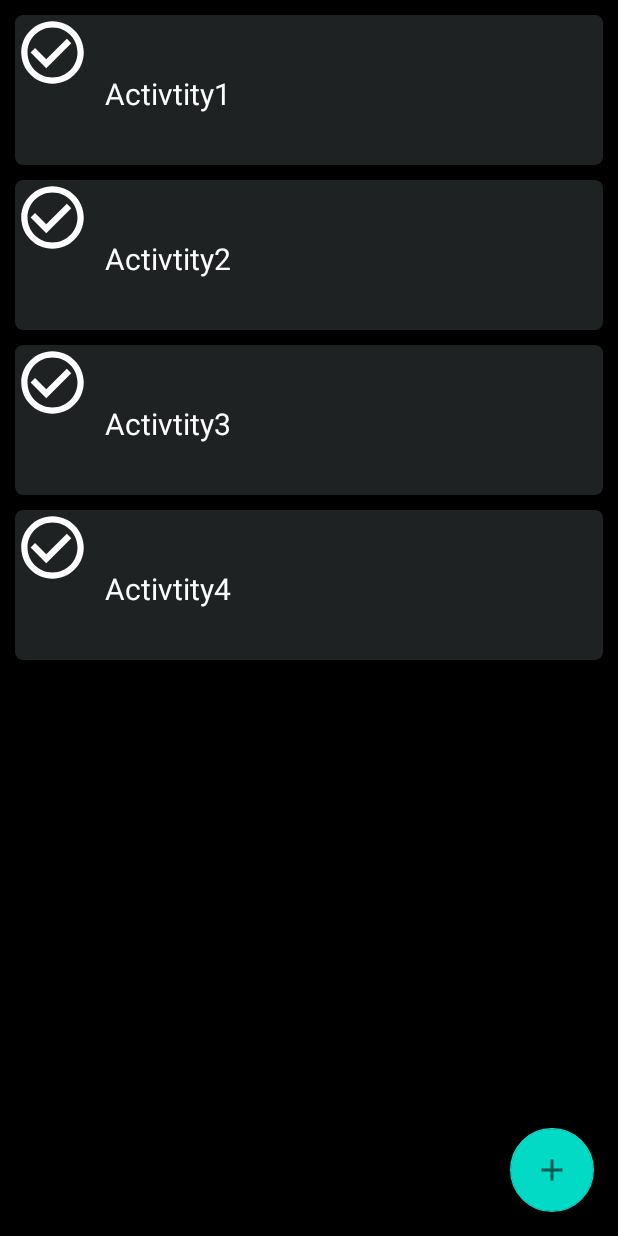
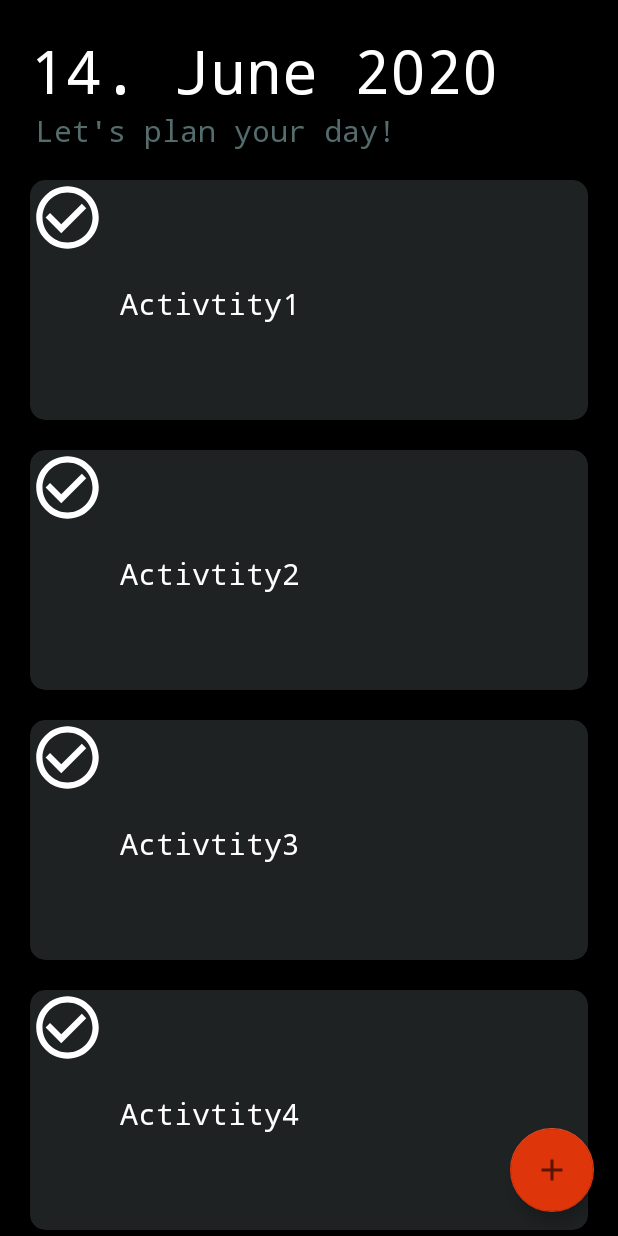
Before and after one commit to VegSja/ToSuccess, an Android app: the screen it shows after launch (MainActivity), on a phone screen of 412 x 824 dp. Run offline under Robolectric (Android 15) with nearby library versions, the phone set to English and light mode, and no system bars.

Commit message:
Fixed some visual stuff

```diff
--- a/app/src/main/res/layout/activity.xml
+++ b/app/src/main/res/layout/activity.xml
@@ -5,15 +5,15 @@
     xmlns:tools="http://schemas.android.com/tools"
     android:layout_width="match_parent"
     android:layout_height="wrap_content"
-    android:layout_marginHorizontal="10dp"
-    android:layout_marginTop="10dp"
-    card_view:cardCornerRadius="5dp"
+    android:layout_marginHorizontal="20dp"
+    android:layout_marginTop="20dp"
+    card_view:cardCornerRadius="10dp"
     card_view:cardBackgroundColor="@color/card_background">
 
     <RelativeLayout
         android:id="@+id/activity"
         android:layout_width="match_parent"
-        android:layout_height="100dp">
+        android:layout_height="160dp">
 
         <ToggleButton
             android:id="@+id/toggleButton"
@@ -38,9 +38,10 @@
             android:layout_marginLeft="60dp"
             android:layout_marginTop="21dp"
             android:layout_marginBottom="16dp"
-            android:textColor="@color/TextCardColor"
+            android:textColor="@color/PrimaryTextColor"
             android:gravity="center_vertical"
-            android:textSize="20dp" />
+            android:textSize="20dp"
+            android:typeface="monospace"/>
 
 
     </RelativeLayout>
--- a/app/src/main/res/layout/activity_main.xml
+++ b/app/src/main/res/layout/activity_main.xml
@@ -8,11 +8,32 @@
     android:background="@color/MainBackground"
     tools:context=".MainActivity">
 
+    <TextView
+        android:layout_width="match_parent"
+        android:layout_height="wrap_content"
+        android:layout_margin="20dp"
+        android:text="14. June 2020"
+        android:textColor="@color/PrimaryTextColor"
+        android:textSize="40dp"
+        android:typeface="monospace"/>
+
+
+    <TextView
+        android:layout_width="match_parent"
+        android:layout_height="wrap_content"
+
+        android:layout_marginTop="73dp"
+        android:layout_marginHorizontal="24dp"
+        android:text="Let's plan your day!"
+        android:textColor="@color/SecondaryTextColor"
+        android:textSize="20dp"
+        android:typeface="monospace"/>
 
     <androidx.recyclerview.widget.RecyclerView
         android:id="@+id/rvActivities"
         android:layout_width="match_parent"
-        android:layout_height="match_parent"
+        android:layout_height="wrap_content"
+        android:layout_marginTop="100dp"
         app:layout_constraintBottom_toBottomOf="parent"
         app:layout_constraintEnd_toEndOf="parent"
         app:layout_constraintStart_toStartOf="parent"
--- a/app/src/main/res/layout/input_pop.xml
+++ b/app/src/main/res/layout/input_pop.xml
@@ -15,24 +15,27 @@
         android:layout_marginLeft="16dp"
         android:layout_marginTop="16dp"
         android:text="@string/new_activity"
-        android:textColor="@color/TextCardColor"
+        android:textColor="@color/PrimaryTextColor"
         app:layout_constraintStart_toStartOf="parent"
         app:layout_constraintTop_toTopOf="parent"
-        app:layout_constraintVertical_chainStyle="packed" />
+        app:layout_constraintVertical_chainStyle="packed"
+        android:typeface="monospace"/>
 
     <Button
         android:id="@+id/button2"
         android:layout_width="wrap_content"
         android:layout_height="wrap_content"
         android:layout_marginTop="8dp"
+        android:layout_marginEnd="8dp"
+        android:layout_marginRight="8dp"
         android:background="@color/buttonBackground"
         android:onClick="createActivityButton"
         android:text="Submit activity"
         android:textColor="@color/textButton"
         app:layout_constraintBottom_toBottomOf="parent"
+        app:layout_constraintEnd_toEndOf="parent"
         app:layout_constraintTop_toBottomOf="@+id/textInput"
-        app:layout_constraintVertical_bias="1.0"
-        tools:layout_editor_absoluteX="235dp" />
+        app:layout_constraintVertical_bias="1.0" />
 
 
 </androidx.constraintlayout.widget.ConstraintLayout>
--- a/app/src/main/res/values/colors.xml
+++ b/app/src/main/res/values/colors.xml
@@ -1,17 +1,18 @@
 <?xml version="1.0" encoding="utf-8"?>
 <resources>
-    <color name="colorPrimary">#6200EE</color>
-    <color name="colorPrimaryDark">#3700B3</color>
-    <color name="colorAccent">#03DAC5</color>
+    <color name="colorPrimary">#1E2222</color>
+    <color name="colorPrimaryDark">#000000</color>
+    <color name="colorAccent">#DE350B</color>
 
     <color name="MainBackground">#000000</color>
 
-    <color name="TextCardColor">#FFFFFF</color>
+    <color name="PrimaryTextColor">#FFFFFF</color>
+    <color name="SecondaryTextColor">#546C6C</color>
 
     <color name="card_background">#1E2222</color>
     <color name="popUpBackground">#1E2222</color>
 
-    <color name="greenGood">#42f545</color>
+    <color name="greenGood">#519872</color>
     <color name="redBad">#f54242</color>
 
     <color name="textButton">#1E2222</color>
--- /dev/null
+++ b/app/src/main/res/values/fonts.xml
@@ -0,0 +1,2 @@
+<?xml version="1.0" encoding="utf-8"?>
+<resources></resources>
--- a/app/src/main/res/values/styles.xml
+++ b/app/src/main/res/values/styles.xml
@@ -8,7 +8,9 @@
     </style>
 
     <style name="DarkTheme" parent="Theme.MaterialComponents.DayNight">
-
+        <item name="colorPrimary">@color/colorPrimary</item>
+        <item name="colorPrimaryDark">@color/colorPrimaryDark</item>
+        <item name="colorAccent">@color/colorAccent</item>
     </style>
 
 
```
